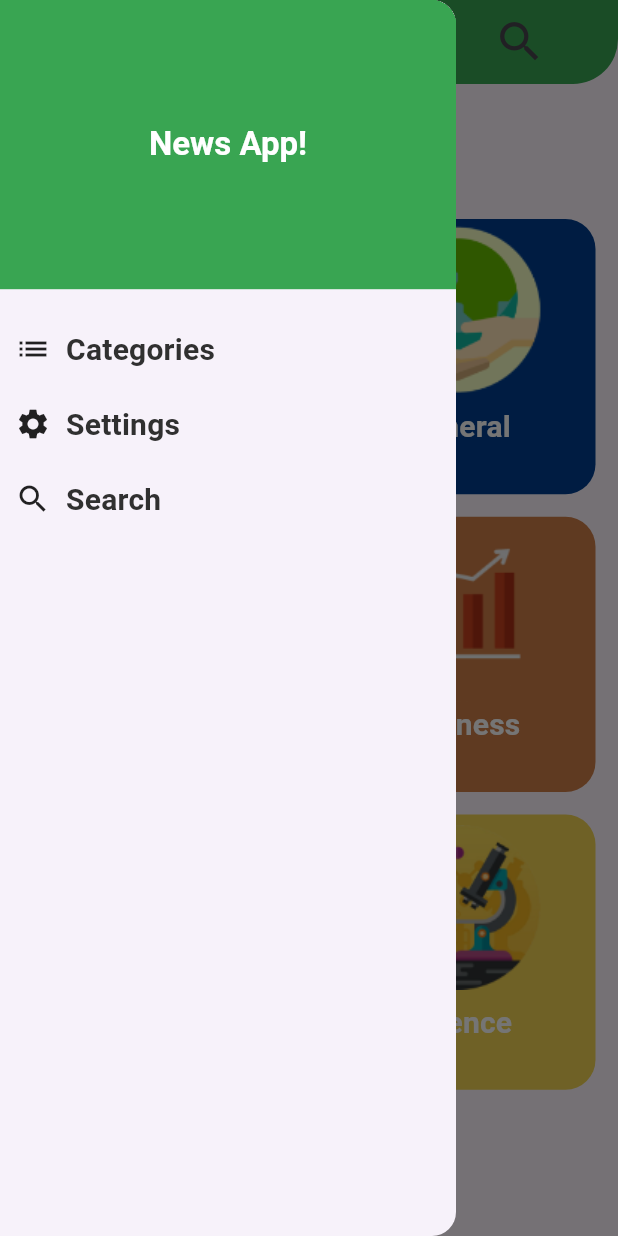
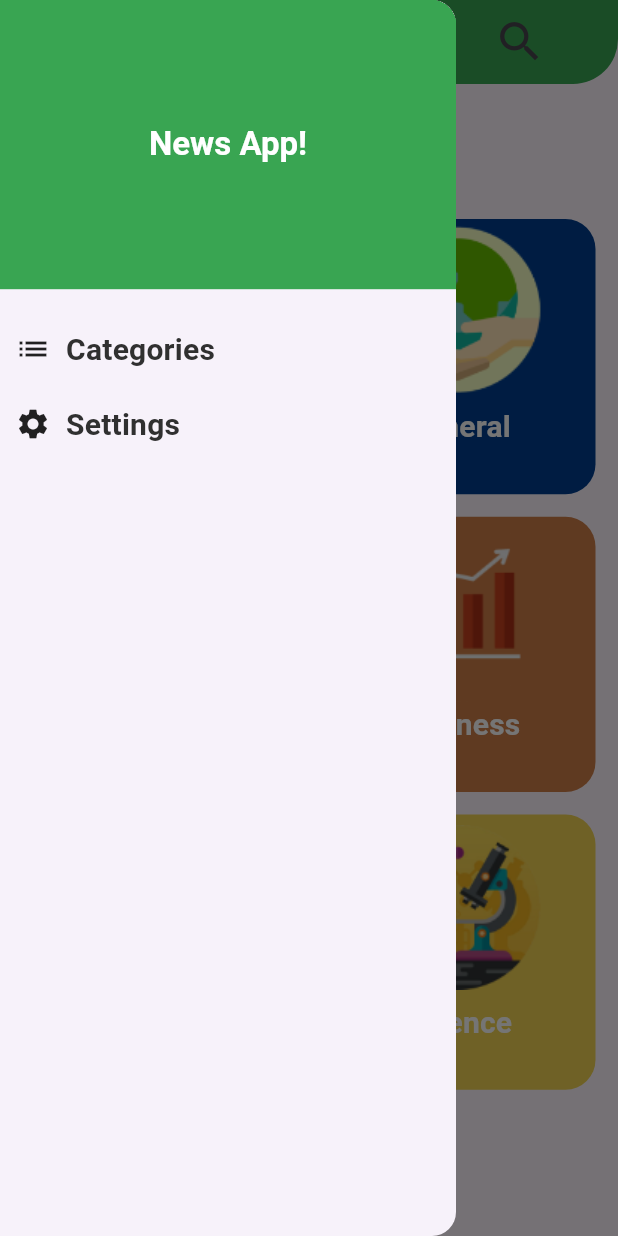
Before and after one commit to fatima995246/news_app_api, a Flutter app: the screen it shows after launch, with the side drawer open, on a phone screen of 412 x 824 dp. Run offline on Flutter 3.47's test engine with Material 3 defaults, Android fonts, the phone set to English and light mode, and no system bars; our stand-ins replace cached_network_image, shared_preferences; generated files the repository leaves out were written again.

Commit message:
finishing project..

```diff
--- a/lib/home/home_screen.dart
+++ b/lib/home/home_screen.dart
@@ -6,7 +6,6 @@ import 'package:news_app/home_drawer.dart';
 import 'package:news_app/my_theme.dart';
 import 'package:flutter_gen/gen_l10n/app_localizations.dart';
 import '../model/categoryDM.dart';
-import '../custome_search_bar.dart';
 import '../settings/settings_tab.dart';
 import 'custome_search_delegate.dart';
 
--- a/lib/home_drawer.dart
+++ b/lib/home_drawer.dart
@@ -69,26 +69,7 @@ class HomeDrawer extends StatelessWidget {
               ),
             ),
           ),
-          InkWell(
-            onTap: () {
-              onSideMenuItem(HomeDrawer.search);
-            },
-            child: Padding(
-              padding: const EdgeInsets.all(10.0),
-              child: Row(
-                 children: [
-                  Icon(Icons.search),
-                  SizedBox(
-                    width: 10,
-                  ),
-                  Text(
-                    'Search',
-                    style: Theme.of(context).textTheme.titleMedium,
-                  )
-                ],
-              ),
-            ),
-          )
+
         ],
       ),
     );
```
Also changed, not shown: lib/custome_search_bar.dart (deleted, +0 -73 lines).
